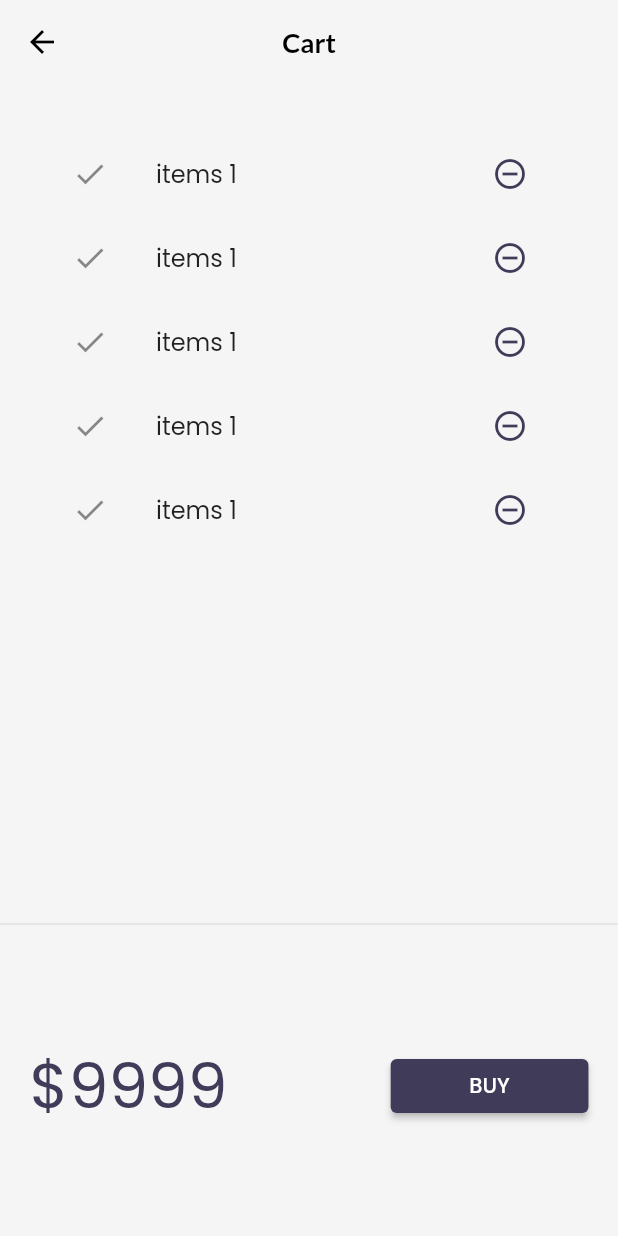
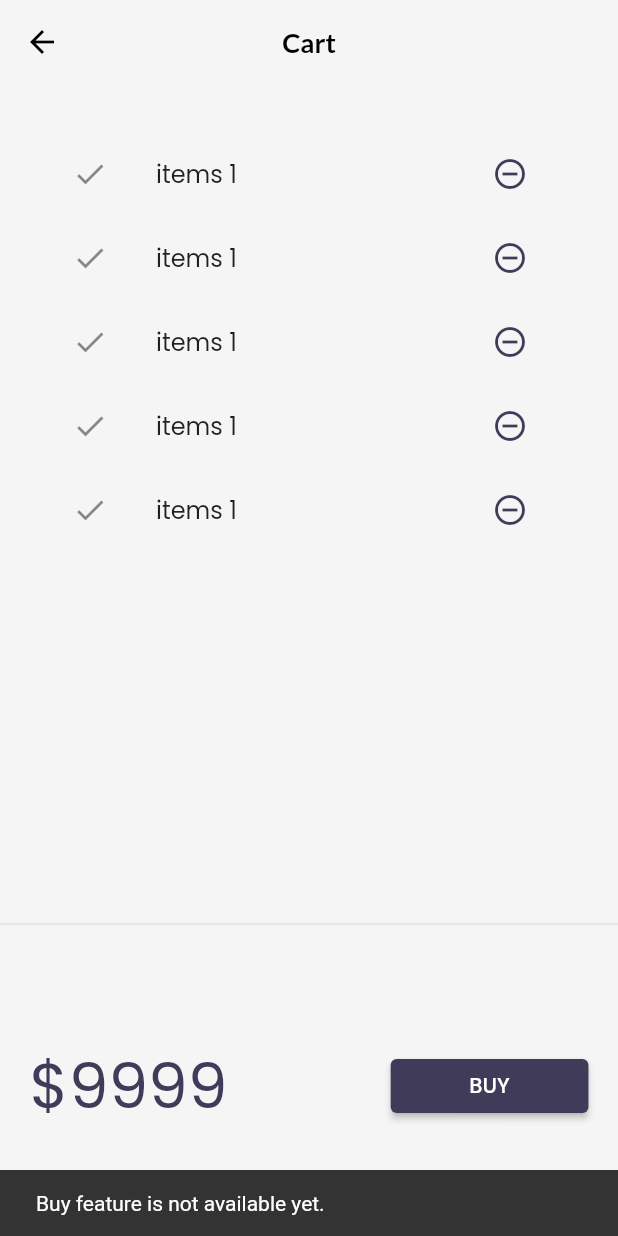
Before and after one commit to Amit-Singh-14/Learinng-Flutter, a Flutter app: the CartPage screen opened by its route, after a tap on "BUY", on a phone screen of 412 x 824 dp. Run offline on Flutter 3.47's test engine with Material 2 defaults, Android fonts, the phone set to English and light mode, and no system bars; our stand-ins replace google_fonts, velocity_x; network calls fail.

```diff
--- a/lib/models/catalog.dart
+++ b/lib/models/catalog.dart
@@ -3,10 +3,10 @@ class CatalogModel {
   static List<Item> items = [];
 
   //get Item by ID;
-  static Item getById(int id) => items.firstWhere((element) => element.id == id);
+   Item getById(int id) => items.firstWhere((element) => element.id == id);
 
   // get item by postion
-  static Item getByPosition(int pos) => items[pos];
+   Item getByPosition(int pos) => items[pos];
 }
 
 // model h ki kaise data store hoga
--- a/lib/pages/cart_page.dart
+++ b/lib/pages/cart_page.dart
@@ -36,7 +36,11 @@ class _CartTotal extends StatelessWidget {
                   style: ButtonStyle(
                       backgroundColor: MaterialStateProperty.all(context
                           .theme.floatingActionButtonTheme.backgroundColor)),
-                  onPressed: () {},
+                  onPressed: () {
+                    ScaffoldMessenger.of(context).showSnackBar(SnackBar(
+                        content:
+                            "Buy feature is not available yet.".text.make()));
+                  },
                   child: "BUY".text.make())
               .w32(context)
               .pOnly(top: 5, bottom: 5)
```
Also changed, not shown: lib/models/cart.dart (added, +32 -0 lines).
